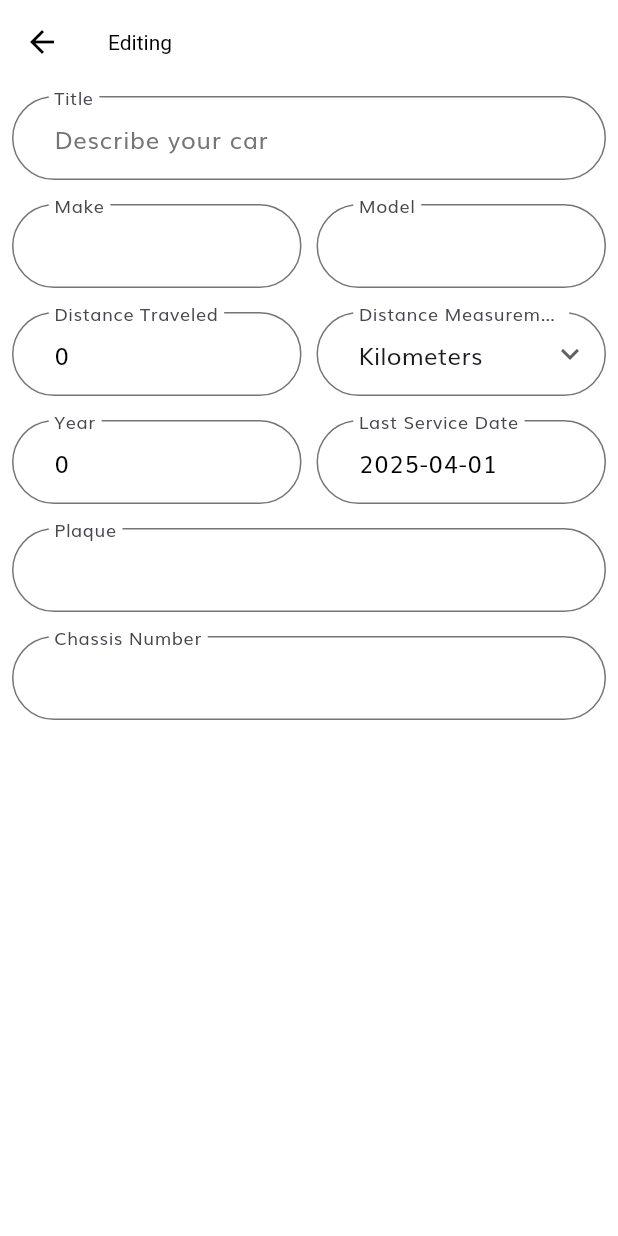
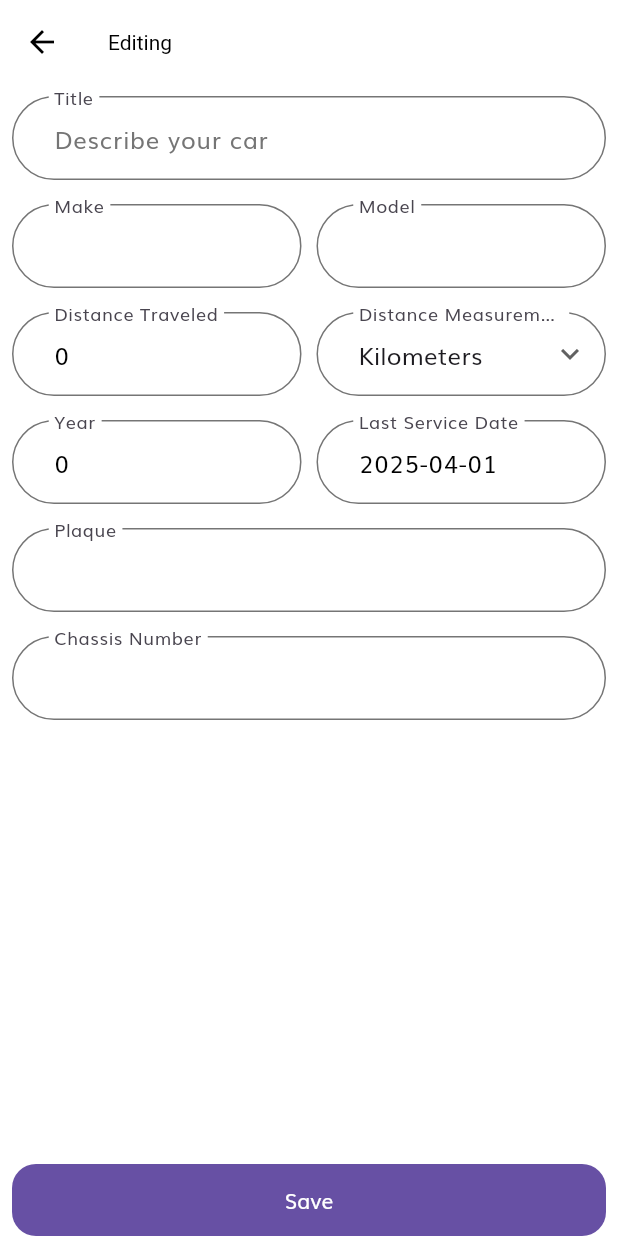
Before and after one commit to Kevinoob-design/AutoCareAssistant, a Flutter app: the CarEditScreen screen opened directly with empty values, on a phone screen of 412 x 824 dp. Run offline on Flutter 3.47's test engine with Material 3 defaults, Android fonts, the phone set to English and light mode, and no system bars; our stand-ins replace cloud_firestore, firebase_auth, firebase_core, flutter_svg, google_sign_in, shared_preferences; accounts and stored records are empty; generated files the repository leaves out were written again.

Commit message:
feat: finished editing screen with functional update

```diff
--- a/lib/screens/car_catalog/components/new_car_bottom_sheet.dart
+++ b/lib/screens/car_catalog/components/new_car_bottom_sheet.dart
@@ -11,7 +11,7 @@ class NewCarBottomSheet extends StatefulWidget {
   State<NewCarBottomSheet> createState() => _NewCarBottomSheetState();
 }
 
-class _NewCarBottomSheetState extends State<NewCarBottomSheet> with SingleTickerProviderStateMixin {
+class _NewCarBottomSheetState extends State<NewCarBottomSheet> {
   CarType? selectedCarType;
   int currentPage = 0;
   PageController pageController = PageController(initialPage: 0);
--- a/lib/screens/car_catalog/my_cars_screen.dart
+++ b/lib/screens/car_catalog/my_cars_screen.dart
@@ -89,6 +89,7 @@ class _MyCarsScreenState extends State<MyCarsScreen> {
                   child: Row(children: [const Spacer(), SvgPicture.asset('assets/icons/Trash-icon.svg')]),
                 ),
                 child: CarCard(
+                  id: snapshot.data?.docs[index].id as String,
                   car: CarService.deserializeCar(snapshot.data?.docs[index].data() as Map<String, dynamic>),
                 ),
               ),
--- a/lib/screens/car_edit/car_edit_screen.dart
+++ b/lib/screens/car_edit/car_edit_screen.dart
@@ -14,9 +14,30 @@ class CarEditScreen extends StatelessWidget {
   Widget build(BuildContext context) {
     Car car = ModalRoute.of(context)!.settings.arguments as Car;
 
+    void onFormSaved() async {
+      if (formKey.currentState!.validate() == false) return;
+
+      formKey.currentState!.save();
+
+      Car updatedCar = Car(
+        title: formData['title'],
+        plaque: formData['plaque'],
+        carType: formData['carType'],
+        make: formData['make'],
+        model: formData['model'],
+        year: int.parse(formData['year']),
+        chassisNumber: formData['chassisNumber'],
+        distanceTraveled: int.parse(formData['distanceTraveled']),
+        distanceMeasurement: formData['distanceMeasurement'],
+        lastServiceDate: DateTime.parse(formData['lastServiceDate']),
+      );
+
+      Navigator.pop(context, updatedCar);
+    }
+
     formData['title'] = car.title;
     formData['plaque'] = car.plaque;
-    formData['carType'] = car.carType.type;
+    formData['carType'] = car.carType;
     formData['make'] = car.make;
     formData['model'] = car.model;
     formData['year'] = car.year.toString();
@@ -27,9 +48,27 @@ class CarEditScreen extends StatelessWidget {
 
     return Scaffold(
       appBar: AppBar(title: Text('Editing ${car.title}', style: TextStyle(overflow: TextOverflow.ellipsis))),
-      body: Padding(
-        padding: const EdgeInsets.symmetric(horizontal: 8.0),
-        child: NewCarForm(formKey: formKey, formData: formData, previousPageCb: null),
+      body: SafeArea(
+        child: Padding(
+          padding: const EdgeInsets.symmetric(horizontal: 8.0),
+          child: Column(
+            mainAxisAlignment: MainAxisAlignment.spaceBetween,
+            children: [
+              NewCarForm(formKey: formKey, formData: formData, previousPageCb: null),
+              ElevatedButton(
+                onPressed: onFormSaved,
+                style: ElevatedButton.styleFrom(
+                  elevation: 0,
+                  foregroundColor: Colors.white,
+                  backgroundColor: Theme.of(context).primaryColor,
+                  minimumSize: const Size(double.infinity, 48),
+                  shape: const RoundedRectangleBorder(borderRadius: BorderRadius.all(Radius.circular(16))),
+                ),
+                child: const Text('Save'),
+              ),
+            ],
+          ),
+        ),
       ),
     );
   }
--- a/lib/screens/home/components/my_cars_banner.dart
+++ b/lib/screens/home/components/my_cars_banner.dart
@@ -20,6 +20,10 @@ class _MyCarsBannerState extends State<MyCarsBanner> {
   @override
   void initState() {
     super.initState();
+    CarService.getCarsCount().then((value) => setState(() => carsCount = value));
+  }
+
+  void refreshCount(dynamic val) {
     CarService.getCarsCount().then((value) => setState(() => carsCount = value));
   }
 
@@ -52,7 +56,7 @@ class _MyCarsBannerState extends State<MyCarsBanner> {
               },
             ),
             ElevatedButton(
-              onPressed: () => Navigator.pushNamed(context, '/my-cars'),
+              onPressed: () => Navigator.pushNamed(context, '/my-cars').then(refreshCount),
               style: ElevatedButton.styleFrom(
                 elevation: 0,
                 foregroundColor: Colors.white,
```
Also changed, not shown: lib/screens/car_catalog/car_service.dart (+19 -0 lines), lib/screens/car_catalog/components/car_card.dart (+11 -2 lines), lib/screens/car_catalog/components/new_car_form.dart (+9 -9 lines).
